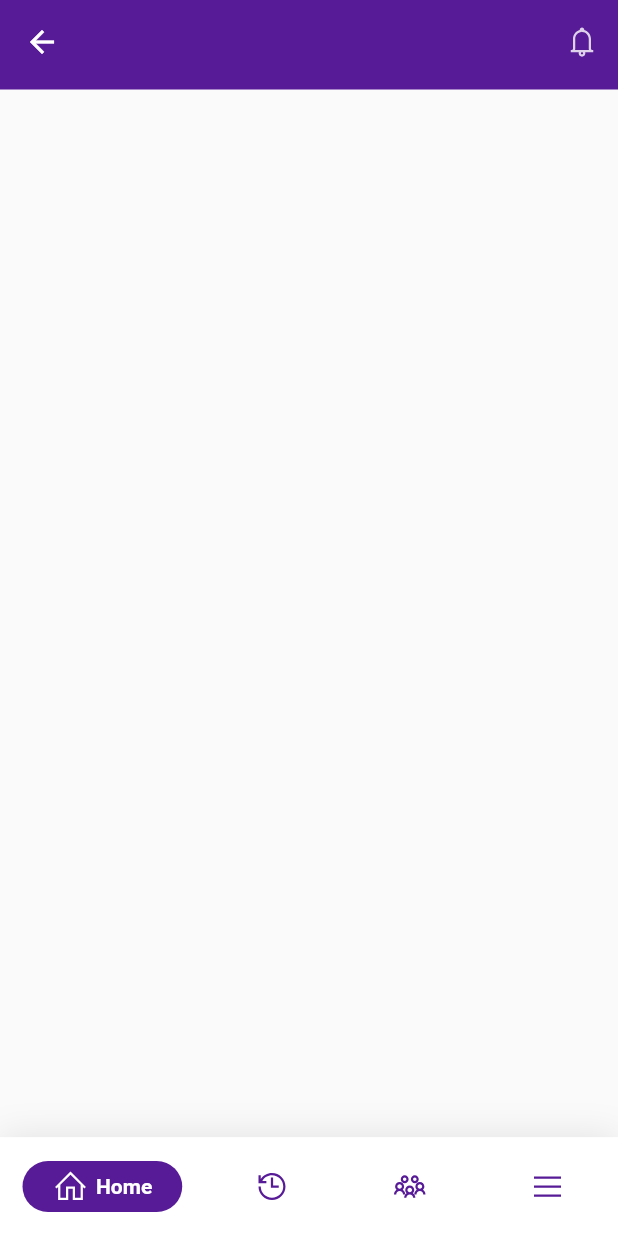
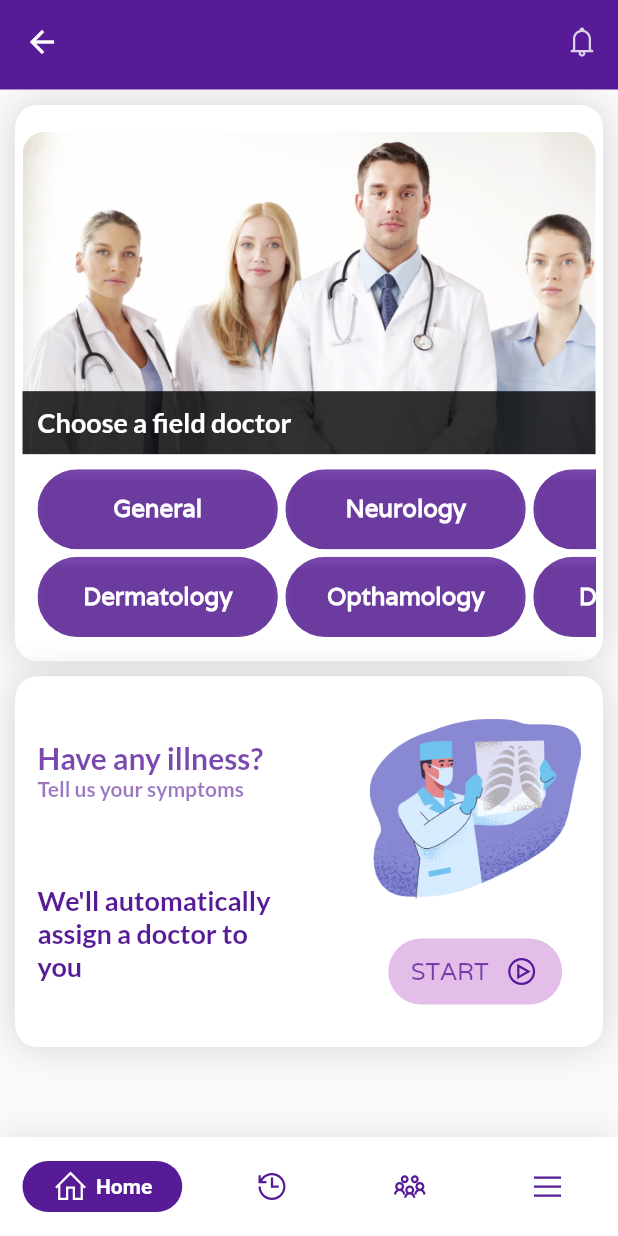
Before and after one commit to amlannandy/MedigoUser, a Flutter app: the ParentScreen screen opened by its route, on a phone screen of 412 x 824 dp. Run offline on Flutter 3.47's test engine with Material 2 defaults, Android fonts, the phone set to English and light mode, and no system bars; drawn by our look-alikes of google_nav_bar; our stand-ins replace cloud_firestore, email_validator, firebase_auth, firebase_messaging, firebase_storage, flutter_local_notifications and 8 more; missing offline and left inert: agora_rtc_engine, flutter_facebook_login, flutter_webview_plugin; accounts and stored records are empty.

Commit message:
Added Home Screen

```diff
--- a/lib/screens/HomeScreen/HomeScreen.dart
+++ b/lib/screens/HomeScreen/HomeScreen.dart
@@ -1,9 +1,19 @@
 import 'package:flutter/material.dart';
+
+import './local_widgets/ChooseFieldCard.dart';
+import './local_widgets/ConsultNowCard.dart';
 
 class HomeScreen extends StatelessWidget {
   @override
   Widget build(BuildContext context) {
 
-    return Container();
+    return SingleChildScrollView(
+      child: Column(
+        children: <Widget>[
+          ChooseFieldCard(),
+          ConsultNowCard(),
+        ],
+      ),
+    );
   }
 }
--- /dev/null
+++ b/lib/screens/HomeScreen/local_widgets/ChooseFieldCard.dart
@@ -0,0 +1,94 @@
+import 'package:flutter/material.dart';
+
+import './DoctorFieldButton.dart';
+
+class ChooseFieldCard extends StatelessWidget {
+
+  final List categories = [
+    'General',
+    'Dermatology',
+    'Neurology',
+    'Opthamology',
+    'General',
+    'Dermatology',
+    'Neurology',
+    'Opthamology',
+  ];
+
+  @override
+  Widget build(BuildContext context) {
+    return Container(
+      height: MediaQuery.of(context).size.height * 0.45,
+      margin: const EdgeInsets.all(10),
+      padding: const EdgeInsets.all(5),
+      width: MediaQuery.of(context).size.width,
+      decoration: BoxDecoration(
+        boxShadow: [
+        BoxShadow(
+          color: Colors.grey[350],
+          blurRadius: 20.0,
+          spreadRadius: 0.02,
+        ),
+      ],
+      color: Colors.white,
+      borderRadius: BorderRadius.circular(15),
+      ),
+      child: Column(
+        mainAxisAlignment: MainAxisAlignment.center,
+        children: <Widget>[
+          Container(
+            height: MediaQuery.of(context).size.height * 0.275,
+            child: Stack(
+              alignment: Alignment.bottomCenter,
+              children: <Widget>[
+                ClipRRect(
+                  borderRadius: BorderRadius.only(
+                    topLeft: Radius.circular(15),
+                    topRight: Radius.circular(15),
+                  ),
+                  child: Image.asset(
+                    'assets/images/doctors.jpg',
+                  ),
+                ),
+                Container(
+                  width: double.infinity,
+                  color: Colors.black.withOpacity(0.8),
+                  padding: const EdgeInsets.all(10),
+                  child: Text(
+                    'Choose a field doctor',
+                    style: TextStyle(
+                      color: Colors.white,
+                      fontFamily: 'Lato',
+                      fontWeight: FontWeight.bold,
+                      fontSize: 18
+                    ),
+                  ),
+                ),
+              ],
+            ),
+          ),
+          Container(
+            height: MediaQuery.of(context).size.height * 0.16,
+            child: GridView(
+              scrollDirection: Axis.horizontal,
+              padding: const EdgeInsets.all(10),
+              gridDelegate: SliverGridDelegateWithFixedCrossAxisCount(
+                childAspectRatio: 1/3,
+                crossAxisSpacing: 5,
+                mainAxisSpacing: 5,
+                crossAxisCount: 2,
+              ),
+              children: <Widget>[
+                for (var category in categories) doctorFieldButton(
+                  context,
+                  text: category,
+                  onPress: () {}
+                ),
+              ],
+            )
+          ),
+        ],
+      ),
+    );
+  }
+}
--- /dev/null
+++ b/lib/screens/HomeScreen/local_widgets/ConsultNowCard.dart
@@ -0,0 +1,92 @@
+import 'package:flutter/material.dart';
+import 'package:line_icons/line_icons.dart';
+
+import './SmallIconButton.dart';
+
+class ConsultNowCard extends StatelessWidget {
+  @override
+  Widget build(BuildContext context) {
+    return Container(
+      height: MediaQuery.of(context).size.height * 0.3,
+      margin: const EdgeInsets.only(
+        left: 10,
+        right: 10,
+        bottom: 10
+      ),
+      padding: const EdgeInsets.all(15),
+      width: MediaQuery.of(context).size.width,
+      decoration: BoxDecoration(
+        boxShadow: [
+        BoxShadow(
+          color: Colors.grey[350],
+          blurRadius: 20.0,
+          spreadRadius: 0.02,
+        ),
+      ],
+      color: Colors.white,
+      borderRadius: BorderRadius.circular(15),
+      ),
+      child: Row(
+        mainAxisAlignment: MainAxisAlignment.spaceBetween,
+        children: <Widget>[
+          Container(
+            width: MediaQuery.of(context).size.width * 0.4,
+            child: Column(
+              mainAxisAlignment: MainAxisAlignment.spaceAround,
+              crossAxisAlignment: CrossAxisAlignment.start,
+              children: <Widget>[
+                Column(
+                  crossAxisAlignment: CrossAxisAlignment.start,
+                  children: <Widget>[
+                    Text(
+                      "Have any illness?",
+                      style: TextStyle(
+                        color: Theme.of(context).primaryColor.withOpacity(0.8),
+                        fontSize: 20,
+                        fontWeight: FontWeight.bold,
+                        fontFamily: 'Lato'
+                      ),
+                    ),
+                    Text(
+                      "Tell us your symptoms",
+                      style: TextStyle(
+                        color: Theme.of(context).primaryColor.withOpacity(0.6),
+                        fontSize: 14,
+                        fontWeight: FontWeight.bold,
+                        fontFamily: 'Lato'
+                      ),
+                    ),
+                  ],
+                ),
+                Text(
+                  "We'll automatically assign a doctor to you",
+                  style: TextStyle(
+                    color: Theme.of(context).primaryColor,
+                    fontSize: 18,
+                    fontWeight: FontWeight.bold,
+                    fontFamily: 'Lato'
+                  ),
+                ),
+              ],
+            ),
+          ),
+          Column(
+            mainAxisAlignment: MainAxisAlignment.spaceAround,
+            children: <Widget>[
+              Image.asset(
+                'assets/images/doctor.png',
+                height: 120,
+              ),
+              smallIconButton(
+                context,
+                icon: LineIcons.play_circle_o,
+                text: 'START',
+                onPress: () {}
+              ),
+            ],
+          ),
+        ],
+      ),
+    );
+  }
+}
--- a/lib/screens/HomeScreen/local_widgets/DoctorFieldButton.dart
+++ b/lib/screens/HomeScreen/local_widgets/DoctorFieldButton.dart
@@ -2,19 +2,22 @@ import 'package:flutter/material.dart';
 
 Widget doctorFieldButton(BuildContext context, { String text, Function onPress }) {
   return Container(
-    width: MediaQuery.of(context).size.width * 0.8,
     decoration: BoxDecoration(
-      borderRadius: BorderRadius.circular(25),
+      borderRadius: BorderRadius.circular(50),
     ),
-    child: FlatButton(
-      onPressed: onPress,
-      child: Text(
-        text,
-        style: TextStyle(
-          fontFamily: 'Varela',
-          fontSize: 14,
-          fontWeight: FontWeight.w500,
-          color: Colors.white
+    child: ClipRRect(
+      borderRadius: BorderRadius.circular(50),
+      child: RaisedButton(
+        color: Theme.of(context).primaryColor.withOpacity(0.8),
+        onPressed: onPress,
+        child: Text(
+          text,
+          style: TextStyle(
+            fontFamily: 'Varela',
+            fontSize: 16,
+            fontWeight: FontWeight.w600,
+            color: Colors.white,
+          ),
         ),
       ),
     ),
--- /dev/null
+++ b/lib/screens/HomeScreen/local_widgets/SmallIconButton.dart
@@ -0,0 +1,36 @@
+import 'package:flutter/material.dart';
+
+Widget smallIconButton(BuildContext context, { IconData icon, String text, Function onPress, Color color }) {
+  return GestureDetector(
+    onTap: onPress,
+    child: Container(
+      alignment: Alignment.center,
+      padding: const EdgeInsets.symmetric(
+        vertical: 10,
+        horizontal: 15,
+      ),
+      decoration: BoxDecoration(
+        color: color == null ? Theme.of(context).accentColor.withOpacity(0.6) : color,
+        borderRadius: BorderRadius.circular(25),
+      ),
+      child: Row(
+        mainAxisAlignment: MainAxisAlignment.spaceAround,
+        children: <Widget>[
+          Text(
+            text,
+            style: TextStyle(
+              color: Theme.of(context).primaryColor.withOpacity(0.8),
+              fontFamily: 'Varela',
+              fontSize: 16,
+            ),
+          ),
+          SizedBox(width: 10,),
+          Icon(
+            icon,
+            color: Theme.of(context).primaryColor,
+          ),
+        ],
+      ),
+    ),
+  );
+}
```
Also changed, not shown: assets/images/doctors.jpg (added), 2 other files.
